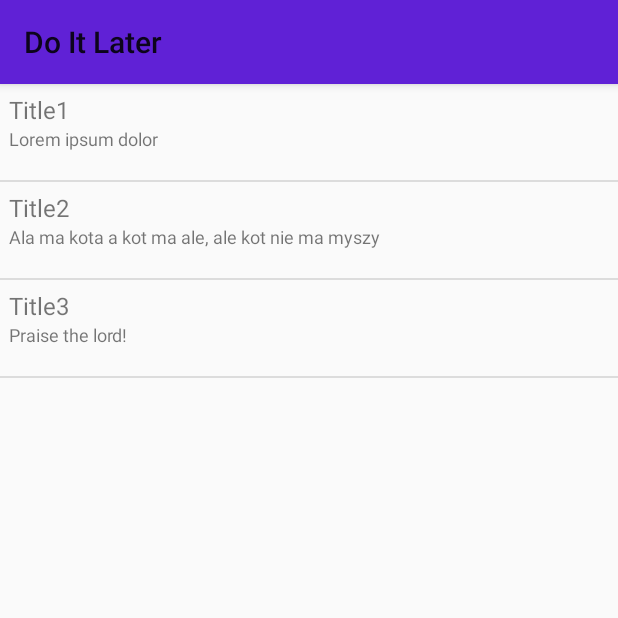
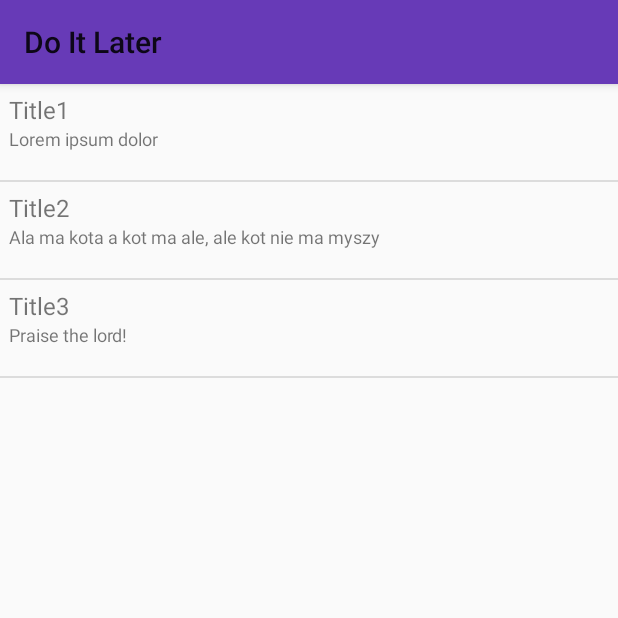
Before and after one commit to AfroMetal/android-DoItLater, an Android app: the screen it shows after launch (MainActivity), on a phone screen of 412 x 824 dp, the top half of it. Run offline under Robolectric (Android 15) with nearby library versions, the phone set to English and light mode, and no system bars.

Commit message:
green to teal, purple match icons

```diff
--- a/app/src/main/res/values/colors.xml
+++ b/app/src/main/res/values/colors.xml
@@ -1,8 +1,8 @@
 <?xml version="1.0" encoding="utf-8"?>
 <resources>
-    <color name="colorPrimary">#6021d6</color>
+    <color name="colorPrimary">#673ab7</color>
     <color name="colorPrimaryDark">#3b258c</color>
-    <color name="colorAccent">#6ba929</color>
+    <color name="colorAccent">#009688</color>
     <color name="whiteTitle">#eeeeee</color>
     <color name="transparent">#55000000</color>
 </resources>
```
